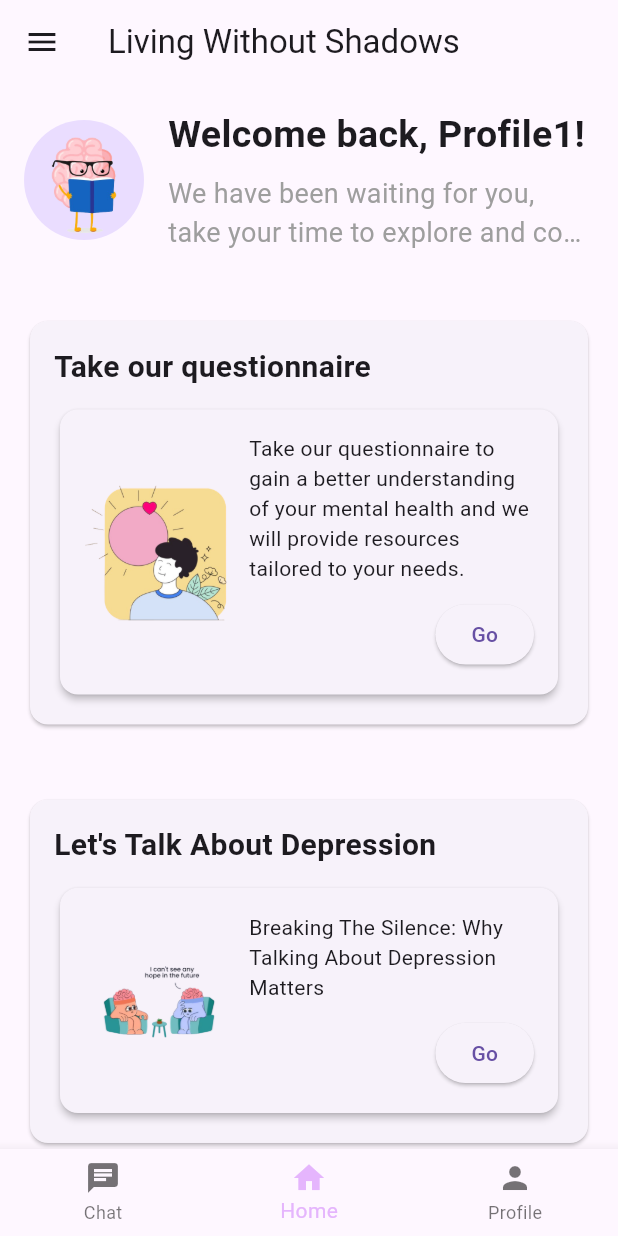
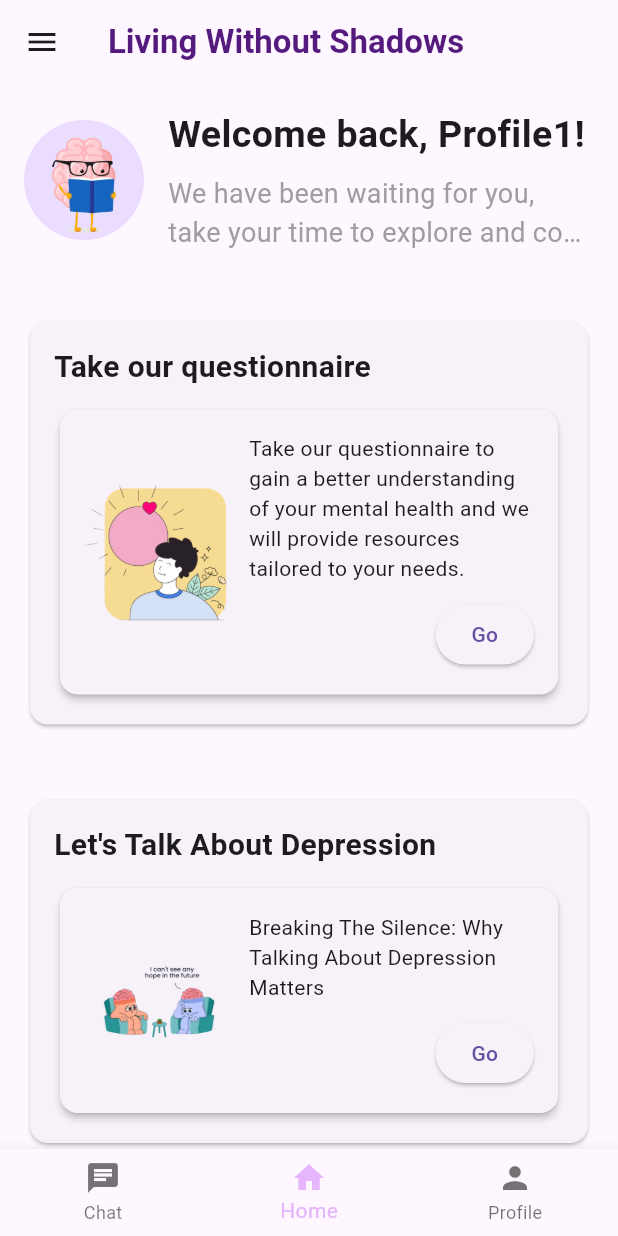
Before and after one commit to KarinaJoanna/living_without_shadows, a Flutter app: the screen it shows after launch, on a phone screen of 412 x 824 dp. Run offline on Flutter 3.47's test engine with Material 3 defaults, Android fonts, the phone set to English and light mode, and no system bars.

Commit message:
Update home_page.dart

```diff
--- a/lib/screens/home_page.dart
+++ b/lib/screens/home_page.dart
@@ -18,10 +18,22 @@ class HomePage extends StatelessWidget {
     return Scaffold(
       appBar: _isSmallScreen(context)
           ? AppBar(
-              title: Text('Living Without Shadows'),
-            )
+              title: Text('Living Without Shadows',
+              textAlign: TextAlign.center,
+              style: TextStyle(
+                fontWeight: FontWeight.bold,
+                color:  Color.fromARGB(255, 84, 26, 125),
+              ),
+            ),
+          )
           : AppBar(
-              title: Text('Living Without Shadows'),
+              title: Text('Living Without Shadows',
+              textAlign: TextAlign.center,
+              style: TextStyle(
+                fontWeight: FontWeight.bold,
+                color:  Color.fromARGB(255, 84, 26, 125),
+              ),
+            ),
               actions: [
                 TextButton(
                   onPressed: () {},
```
